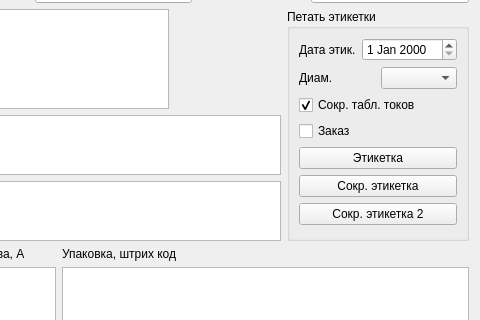
This is formmark.ui in Sergeyego/el_sert as Qt 5 draws it before an edit; both pictures show x 636 to 1116 and y 142 to 462 of the 1116 by 775 pixel window. The edited form follows.
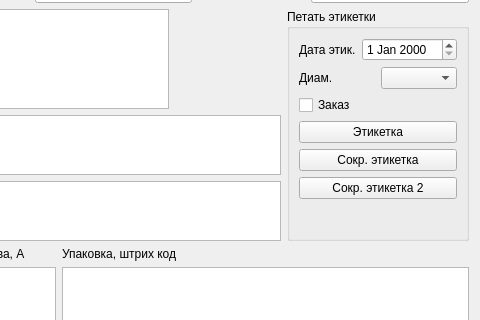
This is the edited form. Custom widgets are drawn as their Qt base class.

Patch:
```diff
--- a/formmark.ui
+++ b/formmark.ui
@@ -332,16 +332,6 @@
               </item>
              </layout>
             </item>
-            <item>
-             <widget class="QCheckBox" name="checkBoxAmp">
-              <property name="text">
-               <string>Сокр. табл. токов</string>
-              </property>
-              <property name="checked">
-               <bool>true</bool>
-              </property>
-             </widget>
-            </item>
             <item>
              <widget class="QCheckBox" name="checkBoxOrder">
               <property name="text">
```
